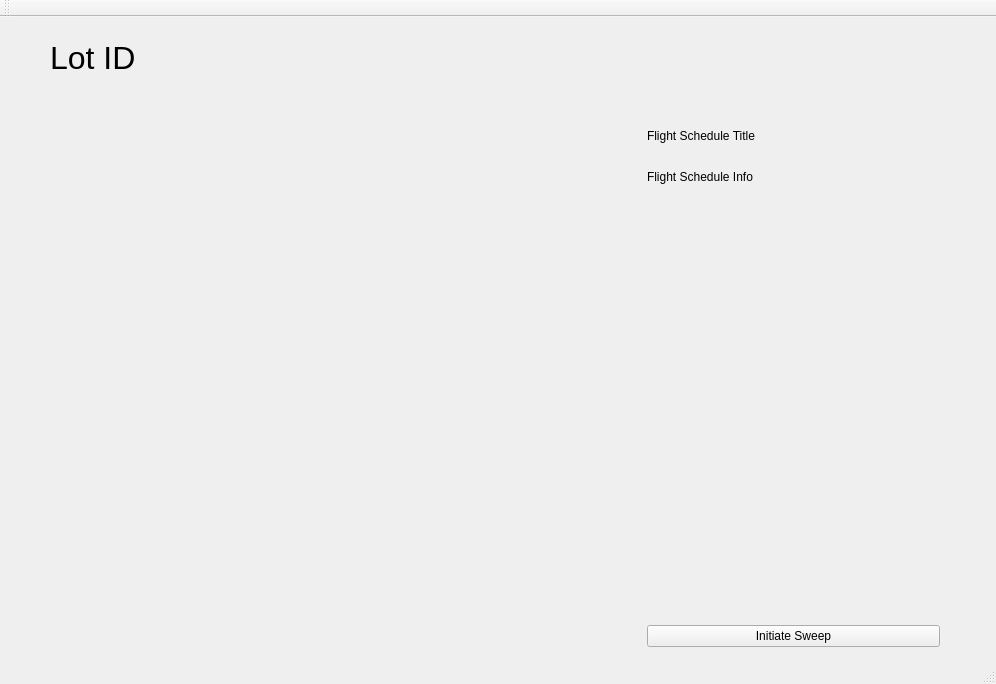
Nomen-Naught/DronePark1, file DronePark1/DronePark1/dronepark1.ui: the form before one commit.
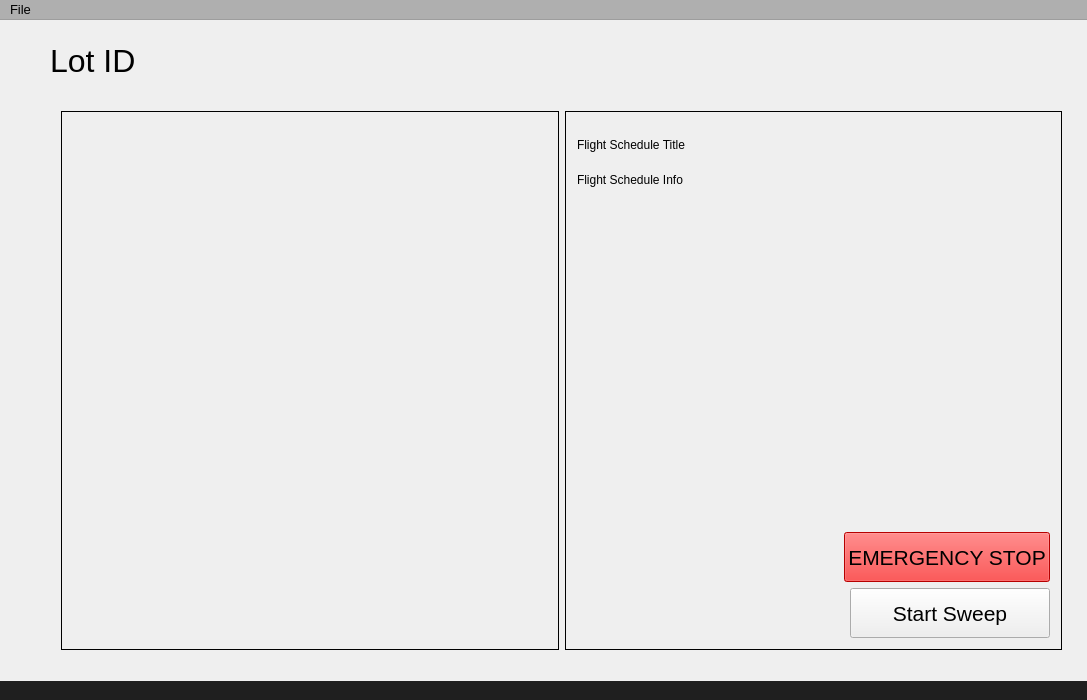
The form after the commit. Icons and pictures are not drawn. Custom widgets are drawn as their Qt base class.

Commit message:
Made things pretty, working on gui
gonna kill myself

```diff
--- a/DronePark1/DronePark1/dronepark1.ui
+++ b/DronePark1/DronePark1/dronepark1.ui
@@ -6,8 +6,8 @@
    <rect>
     <x>0</x>
     <y>0</y>
-    <width>996</width>
-    <height>684</height>
+    <width>1087</width>
+    <height>700</height>
    </rect>
   </property>
   <property name="windowTitle">
@@ -19,62 +19,529 @@
      <rect>
       <x>50</x>
       <y>80</y>
-      <width>901</width>
+      <width>1023</width>
       <height>561</height>
      </rect>
     </property>
-    <layout class="QHBoxLayout" name="horizontalLayout" stretch="2,1">
+    <layout class="QHBoxLayout" name="operationsLayout" stretch="0,0">
      <item>
-      <layout class="QVBoxLayout" name="verticalLayout">
-       <item>
-        <layout class="QVBoxLayout" name="parkingLotLayout">
-         <property name="rightMargin">
-          <number>2</number>
-         </property>
-        </layout>
-       </item>
-      </layout>
+      <widget class="QFrame" name="lotFrame">
+       <property name="frameShape">
+        <enum>QFrame::Box</enum>
+       </property>
+       <property name="midLineWidth">
+        <number>0</number>
+       </property>
+       <layout class="QVBoxLayout" name="verticalLayout">
+        <item>
+         <layout class="QVBoxLayout" name="parkingLotLayout">
+          <property name="rightMargin">
+           <number>2</number>
+          </property>
+         </layout>
+        </item>
+       </layout>
+      </widget>
      </item>
      <item>
-      <layout class="QVBoxLayout" name="verticalLayout_2">
-       <item>
-        <layout class="QVBoxLayout" name="verticalLayout_4" stretch="1,8,0">
-         <item>
-          <widget class="QLabel" name="label_2">
-           <property name="text">
-            <string>Flight Schedule Title</string>
-           </property>
-          </widget>
-         </item>
-         <item>
-          <widget class="QLabel" name="label_3">
-           <property name="text">
-            <string>Flight Schedule Info</string>
-           </property>
-           <property name="alignment">
-            <set>Qt::AlignLeading|Qt::AlignLeft|Qt::AlignTop</set>
-           </property>
-          </widget>
-         </item>
-         <item>
-          <widget class="StartSweepButton" name="startSweepButton">
-           <property name="enabled">
-            <bool>true</bool>
-           </property>
-           <property name="maximumSize">
-            <size>
-             <width>300</width>
-             <height>300</height>
-            </size>
-           </property>
-           <property name="text">
-            <string>Initiate Sweep</string>
-           </property>
-          </widget>
-         </item>
-        </layout>
-       </item>
-      </layout>
+      <widget class="QFrame" name="statusFrame">
+       <property name="frameShape">
+        <enum>QFrame::Box</enum>
+       </property>
+       <layout class="QVBoxLayout" name="verticalLayout_2">
+        <item>
+         <layout class="QVBoxLayout" name="statusLayout" stretch="1,8,0">
+          <item>
+           <widget class="QLabel" name="flightScheduleTitle">
+            <property name="text">
+             <string>Flight Schedule Title</string>
+            </property>
+           </widget>
+          </item>
+          <item>
+           <widget class="QLabel" name="flightScheduleInfo">
+            <property name="enabled">
+             <bool>true</bool>
+            </property>
+            <property name="text">
+             <string>Flight Schedule Info</string>
+            </property>
+            <property name="alignment">
+             <set>Qt::AlignLeading|Qt::AlignLeft|Qt::AlignTop</set>
+            </property>
+           </widget>
+          </item>
+          <item>
+           <layout class="QVBoxLayout" name="buttonLayout">
+            <property name="sizeConstraint">
+             <enum>QLayout::SetMinimumSize</enum>
+            </property>
+            <item alignment="Qt::AlignRight">
+             <widget class="QPushButton" name="pushButton">
+              <property name="minimumSize">
+               <size>
+                <width>200</width>
+                <height>50</height>
+               </size>
+              </property>
+              <property name="palette">
+               <palette>
+                <active>
+                 <colorrole role="WindowText">
+                  <brush brushstyle="SolidPattern">
+                   <color alpha="255">
+                    <red>0</red>
+                    <green>0</green>
+                    <blue>0</blue>
+                   </color>
+                  </brush>
+                 </colorrole>
+                 <colorrole role="Button">
+                  <brush brushstyle="SolidPattern">
+                   <color alpha="255">
+                    <red>255</red>
+                    <green>0</green>
+                    <blue>0</blue>
+                   </color>
+                  </brush>
+                 </colorrole>
+                 <colorrole role="Light">
+                  <brush brushstyle="SolidPattern">
+                   <color alpha="255">
+                    <red>255</red>
+                    <green>127</green>
+                    <blue>127</blue>
+                   </color>
+                  </brush>
+                 </colorrole>
+                 <colorrole role="Midlight">
+                  <brush brushstyle="SolidPattern">
+                   <color alpha="255">
+                    <red>255</red>
+                    <green>63</green>
+                    <blue>63</blue>
+                   </color>
+                  </brush>
+                 </colorrole>
+                 <colorrole role="Dark">
+                  <brush brushstyle="SolidPattern">
+                   <color alpha="255">
+                    <red>127</red>
+                    <green>0</green>
+                    <blue>0</blue>
+                   </color>
+                  </brush>
+                 </colorrole>
+                 <colorrole role="Mid">
+                  <brush brushstyle="SolidPattern">
+                   <color alpha="255">
+                    <red>170</red>
+                    <green>0</green>
+                    <blue>0</blue>
+                   </color>
+                  </brush>
+                 </colorrole>
+                 <colorrole role="Text">
+                  <brush brushstyle="SolidPattern">
+                   <color alpha="255">
+                    <red>0</red>
+                    <green>0</green>
+                    <blue>0</blue>
+                   </color>
+                  </brush>
+                 </colorrole>
+                 <colorrole role="BrightText">
+                  <brush brushstyle="SolidPattern">
+                   <color alpha="255">
+                    <red>255</red>
+                    <green>255</green>
+                    <blue>255</blue>
+                   </color>
+                  </brush>
+                 </colorrole>
+                 <colorrole role="ButtonText">
+                  <brush brushstyle="SolidPattern">
+                   <color alpha="255">
+                    <red>0</red>
+                    <green>0</green>
+                    <blue>0</blue>
+                   </color>
+                  </brush>
+                 </colorrole>
+                 <colorrole role="Base">
+                  <brush brushstyle="SolidPattern">
+                   <color alpha="255">
+                    <red>255</red>
+                    <green>255</green>
+                    <blue>255</blue>
+                   </color>
+                  </brush>
+                 </colorrole>
+                 <colorrole role="Window">
+                  <brush brushstyle="SolidPattern">
+                   <color alpha="255">
+                    <red>255</red>
+                    <green>0</green>
+                    <blue>0</blue>
+                   </color>
+                  </brush>
+                 </colorrole>
+                 <colorrole role="Shadow">
+                  <brush brushstyle="SolidPattern">
+                   <color alpha="255">
+                    <red>0</red>
+                    <green>0</green>
+                    <blue>0</blue>
+                   </color>
+                  </brush>
+                 </colorrole>
+                 <colorrole role="AlternateBase">
+                  <brush brushstyle="SolidPattern">
+                   <color alpha="255">
+                    <red>255</red>
+                    <green>127</green>
+                    <blue>127</blue>
+                   </color>
+                  </brush>
+                 </colorrole>
+                 <colorrole role="ToolTipBase">
+                  <brush brushstyle="SolidPattern">
+                   <color alpha="255">
+                    <red>255</red>
+                    <green>255</green>
+                    <blue>220</blue>
+                   </color>
+                  </brush>
+                 </colorrole>
+                 <colorrole role="ToolTipText">
+                  <brush brushstyle="SolidPattern">
+                   <color alpha="255">
+                    <red>0</red>
+                    <green>0</green>
+                    <blue>0</blue>
+                   </color>
+                  </brush>
+                 </colorrole>
+                </active>
+                <inactive>
+                 <colorrole role="WindowText">
+                  <brush brushstyle="SolidPattern">
+                   <color alpha="255">
+                    <red>0</red>
+                    <green>0</green>
+                    <blue>0</blue>
+                   </color>
+                  </brush>
+                 </colorrole>
+                 <colorrole role="Button">
+                  <brush brushstyle="SolidPattern">
+                   <color alpha="255">
+                    <red>255</red>
+                    <green>0</green>
+                    <blue>0</blue>
+                   </color>
+                  </brush>
+                 </colorrole>
+                 <colorrole role="Light">
+                  <brush brushstyle="SolidPattern">
+                   <color alpha="255">
+                    <red>255</red>
+                    <green>127</green>
+                    <blue>127</blue>
+                   </color>
+                  </brush>
+                 </colorrole>
+                 <colorrole role="Midlight">
+                  <brush brushstyle="SolidPattern">
+                   <color alpha="255">
+                    <red>255</red>
+                    <green>63</green>
+                    <blue>63</blue>
+                   </color>
+                  </brush>
+                 </colorrole>
+                 <colorrole role="Dark">
+                  <brush brushstyle="SolidPattern">
+                   <color alpha="255">
+                    <red>127</red>
+                    <green>0</green>
+                    <blue>0</blue>
+                   </color>
+                  </brush>
+                 </colorrole>
+                 <colorrole role="Mid">
+                  <brush brushstyle="SolidPattern">
+                   <color alpha="255">
+                    <red>170</red>
+                    <green>0</green>
+                    <blue>0</blue>
+                   </color>
+                  </brush>
+                 </colorrole>
+                 <colorrole role="Text">
+                  <brush brushstyle="SolidPattern">
+                   <color alpha="255">
+                    <red>0</red>
+                    <green>0</green>
+                    <blue>0</blue>
+                   </color>
+                  </brush>
+                 </colorrole>
+                 <colorrole role="BrightText">
+                  <brush brushstyle="SolidPattern">
+                   <color alpha="255">
+                    <red>255</red>
+                    <green>255</green>
+                    <blue>255</blue>
+                   </color>
+                  </brush>
+                 </colorrole>
+                 <colorrole role="ButtonText">
+                  <brush brushstyle="SolidPattern">
+                   <color alpha="255">
+                    <red>0</red>
+                    <green>0</green>
+                    <blue>0</blue>
+                   </color>
+                  </brush>
+                 </colorrole>
+                 <colorrole role="Base">
+                  <brush brushstyle="SolidPattern">
+                   <color alpha="255">
+                    <red>255</red>
+                    <green>255</green>
+                    <blue>255</blue>
+                   </color>
+                  </brush>
+                 </colorrole>
+                 <colorrole role="Window">
+                  <brush brushstyle="SolidPattern">
+                   <color alpha="255">
+                    <red>255</red>
+                    <green>0</green>
+                    <blue>0</blue>
+                   </color>
+                  </brush>
+                 </colorrole>
+                 <colorrole role="Shadow">
+                  <brush brushstyle="SolidPattern">
+                   <color alpha="255">
+                    <red>0</red>
+                    <green>0</green>
+                    <blue>0</blue>
+                   </color>
+                  </brush>
+                 </colorrole>
+                 <colorrole role="AlternateBase">
+                  <brush brushstyle="SolidPattern">
+                   <color alpha="255">
+                    <red>255</red>
+                    <green>127</green>
+                    <blue>127</blue>
+                   </color>
+                  </brush>
+                 </colorrole>
+                 <colorrole role="ToolTipBase">
+                  <brush brushstyle="SolidPattern">
+                   <color alpha="255">
+                    <red>255</red>
+                    <green>255</green>
+                    <blue>220</blue>
+                   </color>
+                  </brush>
+                 </colorrole>
+                 <colorrole role="ToolTipText">
+                  <brush brushstyle="SolidPattern">
+                   <color alpha="255">
+                    <red>0</red>
+                    <green>0</green>
+                    <blue>0</blue>
+                   </color>
+                  </brush>
+                 </colorrole>
+                </inactive>
+                <disabled>
+                 <colorrole role="WindowText">
+                  <brush brushstyle="SolidPattern">
+                   <color alpha="255">
+                    <red>127</red>
+                    <green>0</green>
+                    <blue>0</blue>
+                   </color>
+                  </brush>
+                 </colorrole>
+                 <colorrole role="Button">
+                  <brush brushstyle="SolidPattern">
+                   <color alpha="255">
+                    <red>255</red>
+                    <green>0</green>
+                    <blue>0</blue>
+                   </color>
+                  </brush>
+                 </colorrole>
+                 <colorrole role="Light">
+                  <brush brushstyle="SolidPattern">
+                   <color alpha="255">
+                    <red>255</red>
+                    <green>127</green>
+                    <blue>127</blue>
+                   </color>
+                  </brush>
+                 </colorrole>
+                 <colorrole role="Midlight">
+                  <brush brushstyle="SolidPattern">
+                   <color alpha="255">
+                    <red>255</red>
+                    <green>63</green>
+                    <blue>63</blue>
+                   </color>
+                  </brush>
+                 </colorrole>
+                 <colorrole role="Dark">
+                  <brush brushstyle="SolidPattern">
+                   <color alpha="255">
+                    <red>127</red>
+                    <green>0</green>
+                    <blue>0</blue>
+                   </color>
+                  </brush>
+                 </colorrole>
+                 <colorrole role="Mid">
+                  <brush brushstyle="SolidPattern">
+                   <color alpha="255">
+                    <red>170</red>
+                    <green>0</green>
+                    <blue>0</blue>
+                   </color>
+                  </brush>
+                 </colorrole>
+                 <colorrole role="Text">
+                  <brush brushstyle="SolidPattern">
+                   <color alpha="255">
+                    <red>127</red>
+                    <green>0</green>
+                    <blue>0</blue>
+                   </color>
+                  </brush>
+                 </colorrole>
+                 <colorrole role="BrightText">
+                  <brush brushstyle="SolidPattern">
+                   <color alpha="255">
+                    <red>255</red>
+                    <green>255</green>
+                    <blue>255</blue>
+                   </color>
+                  </brush>
+                 </colorrole>
+                 <colorrole role="ButtonText">
+                  <brush brushstyle="SolidPattern">
+                   <color alpha="255">
+                    <red>127</red>
+                    <green>0</green>
+                    <blue>0</blue>
+                   </color>
+                  </brush>
+                 </colorrole>
+                 <colorrole role="Base">
+                  <brush brushstyle="SolidPattern">
+                   <color alpha="255">
+                    <red>255</red>
+                    <green>0</green>
+                    <blue>0</blue>
+                   </color>
+                  </brush>
+                 </colorrole>
+                 <colorrole role="Window">
+                  <brush brushstyle="SolidPattern">
+                   <color alpha="255">
+                    <red>255</red>
+                    <green>0</green>
+                    <blue>0</blue>
+                   </color>
+                  </brush>
+                 </colorrole>
+                 <colorrole role="Shadow">
+                  <brush brushstyle="SolidPattern">
+                   <color alpha="255">
+                    <red>0</red>
+                    <green>0</green>
+                    <blue>0</blue>
+                   </color>
+                  </brush>
+                 </colorrole>
+                 <colorrole role="AlternateBase">
+                  <brush brushstyle="SolidPattern">
+                   <color alpha="255">
+                    <red>255</red>
+                    <green>0</green>
+                    <blue>0</blue>
+                   </color>
+                  </brush>
+                 </colorrole>
+                 <colorrole role="ToolTipBase">
+                  <brush brushstyle="SolidPattern">
+                   <color alpha="255">
+                    <red>255</red>
+                    <green>255</green>
+                    <blue>220</blue>
+                   </color>
+                  </brush>
+                 </colorrole>
+                 <colorrole role="ToolTipText">
+                  <brush brushstyle="SolidPattern">
+                   <color alpha="255">
+                    <red>0</red>
+                    <green>0</green>
+                    <blue>0</blue>
+                   </color>
+                  </brush>
+                 </colorrole>
+                </disabled>
+               </palette>
+              </property>
+              <property name="font">
+               <font>
+                <pointsize>16</pointsize>
+               </font>
+              </property>
+              <property name="text">
+               <string>EMERGENCY STOP</string>
+              </property>
+             </widget>
+            </item>
+            <item alignment="Qt::AlignRight">
+             <widget class="StartSweepButton" name="startSweepButton">
+              <property name="enabled">
+               <bool>true</bool>
+              </property>
+              <property name="minimumSize">
+               <size>
+                <width>200</width>
+                <height>50</height>
+               </size>
+              </property>
+              <property name="maximumSize">
+               <size>
+                <width>300</width>
+                <height>300</height>
+               </size>
+              </property>
+              <property name="font">
+               <font>
+                <pointsize>16</pointsize>
+               </font>
+              </property>
+              <property name="text">
+               <string>Start Sweep</string>
+              </property>
+             </widget>
+            </item>
+           </layout>
+          </item>
+         </layout>
+        </item>
+       </layout>
+      </widget>
      </item>
     </layout>
    </widget>
@@ -104,17 +571,876 @@
     </property>
    </widget>
   </widget>
-  <widget class="QStatusBar" name="statusBar"/>
-  <widget class="QToolBar" name="toolBar">
-   <property name="windowTitle">
-    <string>toolBar</string>
+  <widget class="QStatusBar" name="statusBar">
+   <property name="palette">
+    <palette>
+     <active>
+      <colorrole role="WindowText">
+       <brush brushstyle="SolidPattern">
+        <color alpha="255">
+         <red>255</red>
+         <green>255</green>
+         <blue>255</blue>
+        </color>
+       </brush>
+      </colorrole>
+      <colorrole role="Button">
+       <brush brushstyle="SolidPattern">
+        <color alpha="255">
+         <red>31</red>
+         <green>31</green>
+         <blue>31</blue>
+        </color>
+       </brush>
+      </colorrole>
+      <colorrole role="Light">
+       <brush brushstyle="SolidPattern">
+        <color alpha="255">
+         <red>46</red>
+         <green>46</green>
+         <blue>46</blue>
+        </color>
+       </brush>
+      </colorrole>
+      <colorrole role="Midlight">
+       <brush brushstyle="SolidPattern">
+        <color alpha="255">
+         <red>38</red>
+         <green>38</green>
+         <blue>38</blue>
+        </color>
+       </brush>
+      </colorrole>
+      <colorrole role="Dark">
+       <brush brushstyle="SolidPattern">
+        <color alpha="255">
+         <red>15</red>
+         <green>15</green>
+         <blue>15</blue>
+        </color>
+       </brush>
+      </colorrole>
+      <colorrole role="Mid">
+       <brush brushstyle="SolidPattern">
+        <color alpha="255">
+         <red>20</red>
+         <green>20</green>
+         <blue>20</blue>
+        </color>
+       </brush>
+      </colorrole>
+      <colorrole role="Text">
+       <brush brushstyle="SolidPattern">
+        <color alpha="255">
+         <red>255</red>
+         <green>255</green>
+         <blue>255</blue>
+        </color>
+       </brush>
+      </colorrole>
+      <colorrole role="BrightText">
+       <brush brushstyle="SolidPattern">
+        <color alpha="255">
+         <red>255</red>
+         <green>255</green>
+         <blue>255</blue>
+        </color>
+       </brush>
+      </colorrole>
+      <colorrole role="ButtonText">
+       <brush brushstyle="SolidPattern">
+        <color alpha="255">
+         <red>255</red>
+         <green>255</green>
+         <blue>255</blue>
+        </color>
+       </brush>
+      </colorrole>
+      <colorrole role="Base">
+       <brush brushstyle="SolidPattern">
+        <color alpha="255">
+         <red>0</red>
+         <green>0</green>
+         <blue>0</blue>
+        </color>
+       </brush>
+      </colorrole>
+      <colorrole role="Window">
+       <brush brushstyle="SolidPattern">
+        <color alpha="255">
+         <red>31</red>
+         <green>31</green>
+         <blue>31</blue>
+        </color>
+       </brush>
+      </colorrole>
+      <colorrole role="Shadow">
+       <brush brushstyle="SolidPattern">
+        <color alpha="255">
+         <red>0</red>
+         <green>0</green>
+         <blue>0</blue>
+        </color>
+       </brush>
+      </colorrole>
+      <colorrole role="AlternateBase">
+       <brush brushstyle="SolidPattern">
+        <color alpha="255">
+         <red>15</red>
+         <green>15</green>
+         <blue>15</blue>
+        </color>
+       </brush>
+      </colorrole>
+      <colorrole role="ToolTipBase">
+       <brush brushstyle="SolidPattern">
+        <color alpha="255">
+         <red>255</red>
+         <green>255</green>
+         <blue>220</blue>
+        </color>
+       </brush>
+      </colorrole>
+      <colorrole role="ToolTipText">
+       <brush brushstyle="SolidPattern">
+        <color alpha="255">
+         <red>0</red>
+         <green>0</green>
+         <blue>0</blue>
+        </color>
+       </brush>
+      </colorrole>
+     </active>
+     <inactive>
+      <colorrole role="WindowText">
+       <brush brushstyle="SolidPattern">
+        <color alpha="255">
+         <red>255</red>
+         <green>255</green>
+         <blue>255</blue>
+        </color>
+       </brush>
+      </colorrole>
+      <colorrole role="Button">
+       <brush brushstyle="SolidPattern">
+        <color alpha="255">
+         <red>31</red>
+         <green>31</green>
+         <blue>31</blue>
+        </color>
+       </brush>
+      </colorrole>
+      <colorrole role="Light">
+       <brush brushstyle="SolidPattern">
+        <color alpha="255">
+         <red>46</red>
+         <green>46</green>
+         <blue>46</blue>
+        </color>
+       </brush>
+      </colorrole>
+      <colorrole role="Midlight">
+       <brush brushstyle="SolidPattern">
+        <color alpha="255">
+         <red>38</red>
+         <green>38</green>
+         <blue>38</blue>
+        </color>
+       </brush>
+      </colorrole>
+      <colorrole role="Dark">
+       <brush brushstyle="SolidPattern">
+        <color alpha="255">
+         <red>15</red>
+         <green>15</green>
+         <blue>15</blue>
+        </color>
+       </brush>
+      </colorrole>
+      <colorrole role="Mid">
+       <brush brushstyle="SolidPattern">
+        <color alpha="255">
+         <red>20</red>
+         <green>20</green>
+         <blue>20</blue>
+        </color>
+       </brush>
+      </colorrole>
+      <colorrole role="Text">
+       <brush brushstyle="SolidPattern">
+        <color alpha="255">
+         <red>255</red>
+         <green>255</green>
+         <blue>255</blue>
+        </color>
+       </brush>
+      </colorrole>
+      <colorrole role="BrightText">
+       <brush brushstyle="SolidPattern">
+        <color alpha="255">
+         <red>255</red>
+         <green>255</green>
+         <blue>255</blue>
+        </color>
+       </brush>
+      </colorrole>
+      <colorrole role="ButtonText">
+       <brush brushstyle="SolidPattern">
+        <color alpha="255">
+         <red>255</red>
+         <green>255</green>
+         <blue>255</blue>
+        </color>
+       </brush>
+      </colorrole>
+      <colorrole role="Base">
+       <brush brushstyle="SolidPattern">
+        <color alpha="255">
+         <red>0</red>
+         <green>0</green>
+         <blue>0</blue>
+        </color>
+       </brush>
+      </colorrole>
+      <colorrole role="Window">
+       <brush brushstyle="SolidPattern">
+        <color alpha="255">
+         <red>31</red>
+         <green>31</green>
+         <blue>31</blue>
+        </color>
+       </brush>
+      </colorrole>
+      <colorrole role="Shadow">
+       <brush brushstyle="SolidPattern">
+        <color alpha="255">
+         <red>0</red>
+         <green>0</green>
+         <blue>0</blue>
+        </color>
+       </brush>
+      </colorrole>
+      <colorrole role="AlternateBase">
+       <brush brushstyle="SolidPattern">
+        <color alpha="255">
+         <red>15</red>
+         <green>15</green>
+         <blue>15</blue>
+        </color>
+       </brush>
+      </colorrole>
+      <colorrole role="ToolTipBase">
+       <brush brushstyle="SolidPattern">
+        <color alpha="255">
+         <red>255</red>
+         <green>255</green>
+         <blue>220</blue>
+        </color>
+       </brush>
+      </colorrole>
+      <colorrole role="ToolTipText">
+       <brush brushstyle="SolidPattern">
+        <color alpha="255">
+         <red>0</red>
+         <green>0</green>
+         <blue>0</blue>
+        </color>
+       </brush>
+      </colorrole>
+     </inactive>
+     <disabled>
+      <colorrole role="WindowText">
+       <brush brushstyle="SolidPattern">
+        <color alpha="255">
+         <red>15</red>
+         <green>15</green>
+         <blue>15</blue>
+        </color>
+       </brush>
+      </colorrole>
+      <colorrole role="Button">
+       <brush brushstyle="SolidPattern">
+        <color alpha="255">
+         <red>31</red>
+         <green>31</green>
+         <blue>31</blue>
+        </color>
+       </brush>
+      </colorrole>
+      <colorrole role="Light">
+       <brush brushstyle="SolidPattern">
+        <color alpha="255">
+         <red>46</red>
+         <green>46</green>
+         <blue>46</blue>
+        </color>
+       </brush>
+      </colorrole>
+      <colorrole role="Midlight">
+       <brush brushstyle="SolidPattern">
+        <color alpha="255">
+         <red>38</red>
+         <green>38</green>
+         <blue>38</blue>
+        </color>
+       </brush>
+      </colorrole>
+      <colorrole role="Dark">
+       <brush brushstyle="SolidPattern">
+        <color alpha="255">
+         <red>15</red>
+         <green>15</green>
+         <blue>15</blue>
+        </color>
+       </brush>
+      </colorrole>
+      <colorrole role="Mid">
+       <brush brushstyle="SolidPattern">
+        <color alpha="255">
+         <red>20</red>
+         <green>20</green>
+         <blue>20</blue>
+        </color>
+       </brush>
+      </colorrole>
+      <colorrole role="Text">
+       <brush brushstyle="SolidPattern">
+        <color alpha="255">
+         <red>15</red>
+         <green>15</green>
+         <blue>15</blue>
+        </color>
+       </brush>
+      </colorrole>
+      <colorrole role="BrightText">
+       <brush brushstyle="SolidPattern">
+        <color alpha="255">
+         <red>255</red>
+         <green>255</green>
+         <blue>255</blue>
+        </color>
+       </brush>
+      </colorrole>
+      <colorrole role="ButtonText">
+       <brush brushstyle="SolidPattern">
+        <color alpha="255">
+         <red>15</red>
+         <green>15</green>
+         <blue>15</blue>
+        </color>
+       </brush>
+      </colorrole>
+      <colorrole role="Base">
+       <brush brushstyle="SolidPattern">
+        <color alpha="255">
+         <red>31</red>
+         <green>31</green>
+         <blue>31</blue>
+        </color>
+       </brush>
+      </colorrole>
+      <colorrole role="Window">
+       <brush brushstyle="SolidPattern">
+        <color alpha="255">
+         <red>31</red>
+         <green>31</green>
+         <blue>31</blue>
+        </color>
+       </brush>
+      </colorrole>
+      <colorrole role="Shadow">
+       <brush brushstyle="SolidPattern">
+        <color alpha="255">
+         <red>0</red>
+         <green>0</green>
+         <blue>0</blue>
+        </color>
+       </brush>
+      </colorrole>
+      <colorrole role="AlternateBase">
+       <brush brushstyle="SolidPattern">
+        <color alpha="255">
+         <red>31</red>
+         <green>31</green>
+         <blue>31</blue>
+        </color>
+       </brush>
+      </colorrole>
+      <colorrole role="ToolTipBase">
+       <brush brushstyle="SolidPattern">
+        <color alpha="255">
+         <red>255</red>
+         <green>255</green>
+         <blue>220</blue>
+        </color>
+       </brush>
+      </colorrole>
+      <colorrole role="ToolTipText">
+       <brush brushstyle="SolidPattern">
+        <color alpha="255">
+         <red>0</red>
+         <green>0</green>
+         <blue>0</blue>
+        </color>
+       </brush>
+      </colorrole>
+     </disabled>
+    </palette>
    </property>
-   <attribute name="toolBarArea">
-    <enum>TopToolBarArea</enum>
-   </attribute>
-   <attribute name="toolBarBreak">
+   <property name="layoutDirection">
+    <enum>Qt::LeftToRight</enum>
+   </property>
+   <property name="autoFillBackground">
+    <bool>true</bool>
+   </property>
+   <property name="sizeGripEnabled">
     <bool>false</bool>
-   </attribute>
+   </property>
+  </widget>
+  <widget class="QMenuBar" name="menuBar">
+   <property name="geometry">
+    <rect>
+     <x>0</x>
+     <y>0</y>
+     <width>1087</width>
+     <height>23</height>
+    </rect>
+   </property>
+   <property name="maximumSize">
+    <size>
+     <width>16777215</width>
+     <height>16777215</height>
+    </size>
+   </property>
+   <property name="palette">
+    <palette>
+     <active>
+      <colorrole role="WindowText">
+       <brush brushstyle="SolidPattern">
+        <color alpha="255">
+         <red>0</red>
+         <green>0</green>
+         <blue>0</blue>
+        </color>
+       </brush>
+      </colorrole>
+      <colorrole role="Button">
+       <brush brushstyle="SolidPattern">
+        <color alpha="255">
+         <red>175</red>
+         <green>175</green>
+         <blue>175</blue>
+        </color>
+       </brush>
+      </colorrole>
+      <colorrole role="Light">
+       <brush brushstyle="SolidPattern">
+        <color alpha="255">
+         <red>255</red>
+         <green>255</green>
+         <blue>255</blue>
+        </color>
+       </brush>
+      </colorrole>
+      <colorrole role="Midlight">
+       <brush brushstyle="SolidPattern">
+        <color alpha="255">
+         <red>215</red>
+         <green>215</green>
+         <blue>215</blue>
+        </color>
+       </brush>
+      </colorrole>
+      <colorrole role="Dark">
+       <brush brushstyle="SolidPattern">
+        <color alpha="255">
+         <red>87</red>
+         <green>87</green>
+         <blue>87</blue>
+        </color>
+       </brush>
+      </colorrole>
+      <colorrole role="Mid">
+       <brush brushstyle="SolidPattern">
+        <color alpha="255">
+         <red>117</red>
+         <green>117</green>
+         <blue>117</blue>
+        </color>
+       </brush>
+      </colorrole>
+      <colorrole role="Text">
+       <brush brushstyle="SolidPattern">
+        <color alpha="255">
+         <red>0</red>
+         <green>0</green>
+         <blue>0</blue>
+        </color>
+       </brush>
+      </colorrole>
+      <colorrole role="BrightText">
+       <brush brushstyle="SolidPattern">
+        <color alpha="255">
+         <red>255</red>
+         <green>255</green>
+         <blue>255</blue>
+        </color>
+       </brush>
+      </colorrole>
+      <colorrole role="ButtonText">
+       <brush brushstyle="SolidPattern">
+        <color alpha="255">
+         <red>0</red>
+         <green>0</green>
+         <blue>0</blue>
+        </color>
+       </brush>
+      </colorrole>
+      <colorrole role="Base">
+       <brush brushstyle="SolidPattern">
+        <color alpha="255">
+         <red>255</red>
+         <green>255</green>
+         <blue>255</blue>
+        </color>
+       </brush>
+      </colorrole>
+      <colorrole role="Window">
+       <brush brushstyle="SolidPattern">
+        <color alpha="255">
+         <red>175</red>
+         <green>175</green>
+         <blue>175</blue>
+        </color>
+       </brush>
+      </colorrole>
+      <colorrole role="Shadow">
+       <brush brushstyle="SolidPattern">
+        <color alpha="255">
+         <red>0</red>
+         <green>0</green>
+         <blue>0</blue>
+        </color>
+       </brush>
+      </colorrole>
+      <colorrole role="AlternateBase">
+       <brush brushstyle="SolidPattern">
+        <color alpha="255">
+         <red>215</red>
+         <green>215</green>
+         <blue>215</blue>
+        </color>
+       </brush>
+      </colorrole>
+      <colorrole role="ToolTipBase">
+       <brush brushstyle="SolidPattern">
+        <color alpha="255">
+         <red>255</red>
+         <green>255</green>
+         <blue>220</blue>
+        </color>
+       </brush>
+      </colorrole>
+      <colorrole role="ToolTipText">
+       <brush brushstyle="SolidPattern">
+        <color alpha="255">
+         <red>0</red>
+         <green>0</green>
+         <blue>0</blue>
+        </color>
+       </brush>
+      </colorrole>
+     </active>
+     <inactive>
+      <colorrole role="WindowText">
+       <brush brushstyle="SolidPattern">
+        <color alpha="255">
+         <red>0</red>
+         <green>0</green>
+         <blue>0</blue>
+        </color>
+       </brush>
+      </colorrole>
+      <colorrole role="Button">
+       <brush brushstyle="SolidPattern">
+        <color alpha="255">
+         <red>175</red>
+         <green>175</green>
+         <blue>175</blue>
+        </color>
+       </brush>
+      </colorrole>
+      <colorrole role="Light">
+       <brush brushstyle="SolidPattern">
+        <color alpha="255">
+         <red>255</red>
+         <green>255</green>
+         <blue>255</blue>
+        </color>
+       </brush>
+      </colorrole>
+      <colorrole role="Midlight">
+       <brush brushstyle="SolidPattern">
+        <color alpha="255">
+         <red>215</red>
+         <green>215</green>
+         <blue>215</blue>
+        </color>
+       </brush>
+      </colorrole>
+      <colorrole role="Dark">
+       <brush brushstyle="SolidPattern">
+        <color alpha="255">
+         <red>87</red>
+         <green>87</green>
+         <blue>87</blue>
+        </color>
+       </brush>
+      </colorrole>
+      <colorrole role="Mid">
+       <brush brushstyle="SolidPattern">
+        <color alpha="255">
+         <red>117</red>
+         <green>117</green>
+         <blue>117</blue>
+        </color>
+       </brush>
+      </colorrole>
+      <colorrole role="Text">
+       <brush brushstyle="SolidPattern">
+        <color alpha="255">
+         <red>0</red>
+         <green>0</green>
+         <blue>0</blue>
+        </color>
+       </brush>
+      </colorrole>
+      <colorrole role="BrightText">
+       <brush brushstyle="SolidPattern">
+        <color alpha="255">
+         <red>255</red>
+         <green>255</green>
+         <blue>255</blue>
+        </color>
+       </brush>
+      </colorrole>
+      <colorrole role="ButtonText">
+       <brush brushstyle="SolidPattern">
+        <color alpha="255">
+         <red>0</red>
+         <green>0</green>
+         <blue>0</blue>
+        </color>
+       </brush>
+      </colorrole>
+      <colorrole role="Base">
+       <brush brushstyle="SolidPattern">
+        <color alpha="255">
+         <red>255</red>
+         <green>255</green>
+         <blue>255</blue>
+        </color>
+       </brush>
+      </colorrole>
+      <colorrole role="Window">
+       <brush brushstyle="SolidPattern">
+        <color alpha="255">
+         <red>175</red>
+         <green>175</green>
+         <blue>175</blue>
+        </color>
+       </brush>
+      </colorrole>
+      <colorrole role="Shadow">
+       <brush brushstyle="SolidPattern">
+        <color alpha="255">
+         <red>0</red>
+         <green>0</green>
+         <blue>0</blue>
+        </color>
+       </brush>
+      </colorrole>
+      <colorrole role="AlternateBase">
+       <brush brushstyle="SolidPattern">
+        <color alpha="255">
+         <red>215</red>
+         <green>215</green>
+         <blue>215</blue>
+        </color>
+       </brush>
+      </colorrole>
+      <colorrole role="ToolTipBase">
+       <brush brushstyle="SolidPattern">
+        <color alpha="255">
+         <red>255</red>
+         <green>255</green>
+         <blue>220</blue>
+        </color>
+       </brush>
+      </colorrole>
+      <colorrole role="ToolTipText">
+       <brush brushstyle="SolidPattern">
+        <color alpha="255">
+         <red>0</red>
+         <green>0</green>
+         <blue>0</blue>
+        </color>
+       </brush>
+      </colorrole>
+     </inactive>
+     <disabled>
+      <colorrole role="WindowText">
+       <brush brushstyle="SolidPattern">
+        <color alpha="255">
+         <red>87</red>
+         <green>87</green>
+         <blue>87</blue>
+        </color>
+       </brush>
+      </colorrole>
+      <colorrole role="Button">
+       <brush brushstyle="SolidPattern">
+        <color alpha="255">
+         <red>175</red>
+         <green>175</green>
+         <blue>175</blue>
+        </color>
+       </brush>
+      </colorrole>
+      <colorrole role="Light">
+       <brush brushstyle="SolidPattern">
+        <color alpha="255">
+         <red>255</red>
+         <green>255</green>
+         <blue>255</blue>
+        </color>
+       </brush>
+      </colorrole>
+      <colorrole role="Midlight">
+       <brush brushstyle="SolidPattern">
+        <color alpha="255">
+         <red>215</red>
+         <green>215</green>
+         <blue>215</blue>
+        </color>
+       </brush>
+      </colorrole>
+      <colorrole role="Dark">
+       <brush brushstyle="SolidPattern">
+        <color alpha="255">
+         <red>87</red>
+         <green>87</green>
+         <blue>87</blue>
+        </color>
+       </brush>
+      </colorrole>
+      <colorrole role="Mid">
+       <brush brushstyle="SolidPattern">
+        <color alpha="255">
+         <red>117</red>
+         <green>117</green>
+         <blue>117</blue>
+        </color>
+       </brush>
+      </colorrole>
+      <colorrole role="Text">
+       <brush brushstyle="SolidPattern">
+        <color alpha="255">
+         <red>87</red>
+         <green>87</green>
+         <blue>87</blue>
+        </color>
+       </brush>
+      </colorrole>
+      <colorrole role="BrightText">
+       <brush brushstyle="SolidPattern">
+        <color alpha="255">
+         <red>255</red>
+         <green>255</green>
+         <blue>255</blue>
+        </color>
+       </brush>
+      </colorrole>
+      <colorrole role="ButtonText">
+       <brush brushstyle="SolidPattern">
+        <color alpha="255">
+         <red>87</red>
+         <green>87</green>
+         <blue>87</blue>
+        </color>
+       </brush>
+      </colorrole>
+      <colorrole role="Base">
+       <brush brushstyle="SolidPattern">
+        <color alpha="255">
+         <red>175</red>
+         <green>175</green>
+         <blue>175</blue>
+        </color>
+       </brush>
+      </colorrole>
+      <colorrole role="Window">
+       <brush brushstyle="SolidPattern">
+        <color alpha="255">
+         <red>175</red>
+         <green>175</green>
+         <blue>175</blue>
+        </color>
+       </brush>
+      </colorrole>
+      <colorrole role="Shadow">
+       <brush brushstyle="SolidPattern">
+        <color alpha="255">
+         <red>0</red>
+         <green>0</green>
+         <blue>0</blue>
+        </color>
+       </brush>
+      </colorrole>
+      <colorrole role="AlternateBase">
+       <brush brushstyle="SolidPattern">
+        <color alpha="255">
+         <red>175</red>
+         <green>175</green>
+         <blue>175</blue>
+        </color>
+       </brush>
+      </colorrole>
+      <colorrole role="ToolTipBase">
+       <brush brushstyle="SolidPattern">
+        <color alpha="255">
+         <red>255</red>
+         <green>255</green>
+         <blue>220</blue>
+        </color>
+       </brush>
+      </colorrole>
+      <colorrole role="ToolTipText">
+       <brush brushstyle="SolidPattern">
+        <color alpha="255">
+         <red>0</red>
+         <green>0</green>
+         <blue>0</blue>
+        </color>
+       </brush>
+      </colorrole>
+     </disabled>
+    </palette>
+   </property>
+   <property name="font">
+    <font>
+     <pointsize>10</pointsize>
+    </font>
+   </property>
+   <property name="layoutDirection">
+    <enum>Qt::LeftToRight</enum>
+   </property>
+   <widget class="QMenu" name="menuFile">
+    <property name="title">
+     <string>File</string>
+    </property>
+   </widget>
+   <addaction name="menuFile"/>
   </widget>
   <action name="actionParkingSpot">
    <property name="checkable">
```
Left out of the diff: 2 changed lines with no effect on the pictures. The commit also changes 6 other files.
